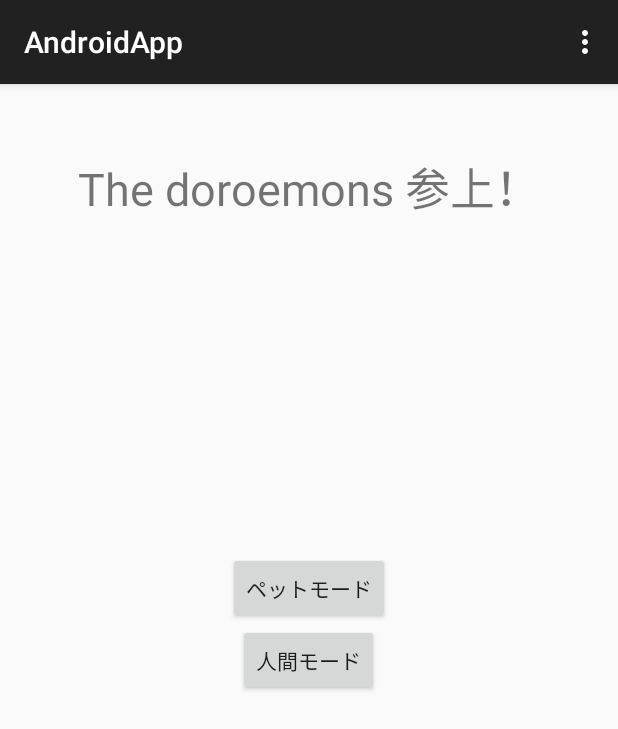
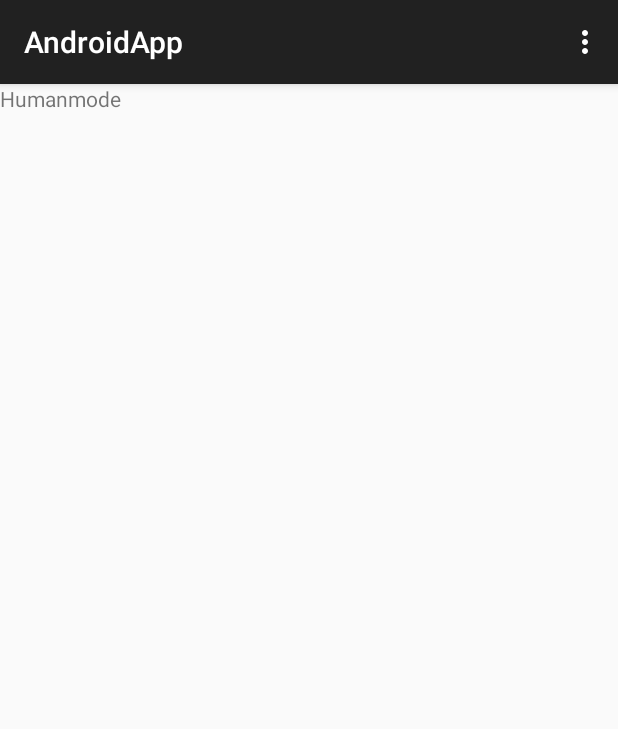
Before and after one commit to thedoroemons/AndroidApp, an Android app: the screen it shows after launch (MainActivity), in the options menu, after a tap on "Settings", on a phone screen of 412 x 824 dp. Shown: the top 729 px of the screen. Run offline under Robolectric (Android 15) with nearby library versions, the light colour scheme and no system bars.

Commit message:
フラグメントで画面を切り替えるを実装

```diff
--- a/app/src/main/java/jp/co/spajam/androidapp/MainActivity.java
+++ b/app/src/main/java/jp/co/spajam/androidapp/MainActivity.java
@@ -1,17 +1,58 @@
 package jp.co.spajam.androidapp;
 
+import android.app.FragmentManager;
+import android.app.FragmentTransaction;
+import android.support.annotation.IdRes;
 import android.support.v7.app.ActionBarActivity;
 import android.os.Bundle;
 import android.view.Menu;
 import android.view.MenuItem;
 
+import jp.co.spajam.androidapp.fragment.DefaultFragment;
+import jp.co.spajam.androidapp.fragment.HumanModeFragment;
+import jp.co.spajam.androidapp.fragment.PetModeFragment;
 
-public class MainActivity extends ActionBarActivity {
+
+public class MainActivity extends ActionBarActivity implements DefaultFragment.OnClickListener {
+
+    private DefaultFragment defaultFragment;
+    private HumanModeFragment humanModeFragment;
+    private PetModeFragment petModeFragment;
+
 
     @Override
     protected void onCreate(Bundle savedInstanceState) {
         super.onCreate(savedInstanceState);
         setContentView(R.layout.activity_main);
+
+        defaultFragment = new DefaultFragment();
+        humanModeFragment = new HumanModeFragment();
+        petModeFragment = new PetModeFragment();
+
+        FragmentTransaction transaction = getFragmentManager().beginTransaction();
+        transaction.add(R.id.base_layout, defaultFragment, "defaultFragment");
+        transaction.commit();
+
+
+    }
+
+    @Override
+    public void onClickMode(@IdRes int id) {
+        FragmentTransaction transaction = getFragmentManager().beginTransaction();
+        if(null != transaction) {
+            switch (id){
+                case R.id.humanbtn:
+                    transaction.replace(R.id.base_layout,humanModeFragment);
+                    break;
+                case R.id.petbtn:
+                    transaction.replace(R.id.base_layout,petModeFragment);
+                    break;
+                default:
+                    transaction.replace(R.id.base_layout,defaultFragment);
+                    break;
+            }
+            transaction.commit();
+        }
     }
 
     @Override
--- /dev/null
+++ b/app/src/main/java/jp/co/spajam/androidapp/fragment/DefaultFragment.java
@@ -0,0 +1,77 @@
+package jp.co.spajam.androidapp.fragment;
+
+import android.app.Activity;
+import android.net.Uri;
+import android.os.Bundle;
+import android.app.Fragment;
+import android.support.annotation.IdRes;
+import android.view.LayoutInflater;
+import android.view.View;
+import android.view.ViewGroup;
+import android.widget.Button;
+import android.widget.Toast;
+
+import jp.co.spajam.androidapp.MainActivity;
+import jp.co.spajam.androidapp.R;
+
+public class DefaultFragment extends Fragment {
+
+    private OnClickListener listener;
+
+    @Override
+    public View onCreateView(LayoutInflater inflater, ViewGroup container, Bundle savedInstanceState) {
+        View view = inflater.inflate(R.layout.fragment_default, container, false);
+        return view;
+    }
+
+    @Override
+    public void onStart() {
+        super.onStart();
+
+        Button humanBtn = (Button)getActivity().findViewById(R.id.humanbtn);
+        humanBtn.setOnClickListener(new View.OnClickListener() {
+
+            @Override
+            public void onClick(View v) {
+                Toast.makeText(getActivity(), "HumanMode!", Toast.LENGTH_SHORT).show();
+                listener.onClickMode(v.getId());
+            }
+        });
+
+        Button petBtn = (Button)getActivity().findViewById(R.id.petbtn);
+        petBtn.setOnClickListener(new View.OnClickListener() {
+
+            @Override
+            public void onClick(View v) {
+                Toast.makeText(getActivity(), "PetMode!", Toast.LENGTH_SHORT).show();
+                listener.onClickMode(v.getId());
+            }
+        });
+
+    }
+
+    @Override
+    public void onAttach(Activity activity) {
+        super.onAttach(activity);
+        setListener((MainActivity)activity);
+    }
+
+    /**
+     * リスナーを追加する
+     * @param listener
+     */
+    public void setListener(OnClickListener listener){
+        this.listener = listener;
+    }
+
+    /**
+     * リスナーを削除する
+     */
+    public void removeListener(){
+        this.listener = null;
+    }
+
+    public interface OnClickListener {
+        void onClickMode(@IdRes int id);
+    }
+}
--- /dev/null
+++ b/app/src/main/java/jp/co/spajam/androidapp/fragment/HumanModeFragment.java
@@ -0,0 +1,21 @@
+package jp.co.spajam.androidapp.fragment;
+
+import android.app.Activity;
+import android.net.Uri;
+import android.os.Bundle;
+import android.app.Fragment;
+import android.support.annotation.Nullable;
+import android.view.LayoutInflater;
+import android.view.View;
+import android.view.ViewGroup;
+
+import jp.co.spajam.androidapp.R;
+
+public class HumanModeFragment extends Fragment {
+
+    @Override
+    public View onCreateView(LayoutInflater inflater, ViewGroup container, Bundle savedInstanceState) {
+        View view = inflater.inflate(R.layout.fragment_human_mode, container, false);
+        return view;
+    }
+}
--- /dev/null
+++ b/app/src/main/java/jp/co/spajam/androidapp/fragment/PetModeFragment.java
@@ -0,0 +1,22 @@
+package jp.co.spajam.androidapp.fragment;
+
+import android.app.Activity;
+import android.net.Uri;
+import android.os.Bundle;
+import android.app.Fragment;
+import android.view.LayoutInflater;
+import android.view.View;
+import android.view.ViewGroup;
+
+import jp.co.spajam.androidapp.R;
+
+
+public class PetModeFragment extends Fragment {
+
+    @Override
+    public View onCreateView(LayoutInflater inflater, ViewGroup container, Bundle savedInstanceState) {
+        View view = inflater.inflate(R.layout.fragment_pet_mode, container, false);
+        return view;
+    }
+
+}
--- a/app/src/main/res/layout/activity_main.xml
+++ b/app/src/main/res/layout/activity_main.xml
@@ -2,35 +2,13 @@
                 xmlns:tools="http://schemas.android.com/tools"
                 android:layout_width="match_parent"
                 android:layout_height="match_parent"
-                android:paddingLeft="@dimen/activity_horizontal_margin"
-                android:paddingRight="@dimen/activity_horizontal_margin"
-                android:paddingTop="@dimen/activity_vertical_margin"
-                android:paddingBottom="@dimen/activity_vertical_margin"
                 tools:context=".MainActivity">
 
-    <TextView
-        android:text="@string/hello_world"
-        android:layout_width="wrap_content"
-        android:layout_height="wrap_content"
-        android:layout_marginTop="30dp"
-        android:textSize="30dp"
-        android:layout_centerHorizontal="true"/>
 
-    <Button
-        android:layout_width="wrap_content"
-        android:layout_height="wrap_content"
-        android:text="人間モード"
-        android:id="@+id/humanbtn"
-        android:layout_centerHorizontal="true"
+    <FrameLayout
+        android:id="@+id/base_layout"
+        android:layout_width="match_parent"
+        android:layout_height="match_parent"
         android:layout_centerVertical="true"
-        />
-
-    <Button
-        android:layout_width="wrap_content"
-        android:layout_height="wrap_content"
-        android:text="ペットモード"
-        android:id="@+id/petbtn"
-        android:layout_centerHorizontal="true"
-        android:layout_above="@+id/humanbtn" />
-
+        android:layout_centerHorizontal="true"></FrameLayout>
 </RelativeLayout>
--- /dev/null
+++ b/app/src/main/res/layout/fragment_human_mode.xml
@@ -0,0 +1,10 @@
+<FrameLayout xmlns:android="http://schemas.android.com/apk/res/android"
+    xmlns:tools="http://schemas.android.com/tools" android:layout_width="match_parent"
+    android:layout_height="match_parent"
+    tools:context="jp.co.spajam.androidapp.fragment.HumanModeFragment">
+
+    <!-- TODO: Update blank fragment layout -->
+    <TextView android:layout_width="match_parent" android:layout_height="match_parent"
+        android:text="Humanmode" />
+
+</FrameLayout>
--- a/app/src/main/res/values/strings.xml
+++ b/app/src/main/res/values/strings.xml
@@ -3,4 +3,7 @@
 
     <string name="hello_world">The doroemons 参上！</string>
     <string name="action_settings">Settings</string>
+
+<!-- TODO: Remove or change this placeholder text -->
+    <string name="hello_blank_fragment">Hello blank fragment</string>
 </resources>
```
Also changed, not shown: app/src/main/res/layout/fragment_default.xml (added, +36 -0 lines), app/src/main/res/layout/fragment_pet_mode.xml (added, +10 -0 lines).
